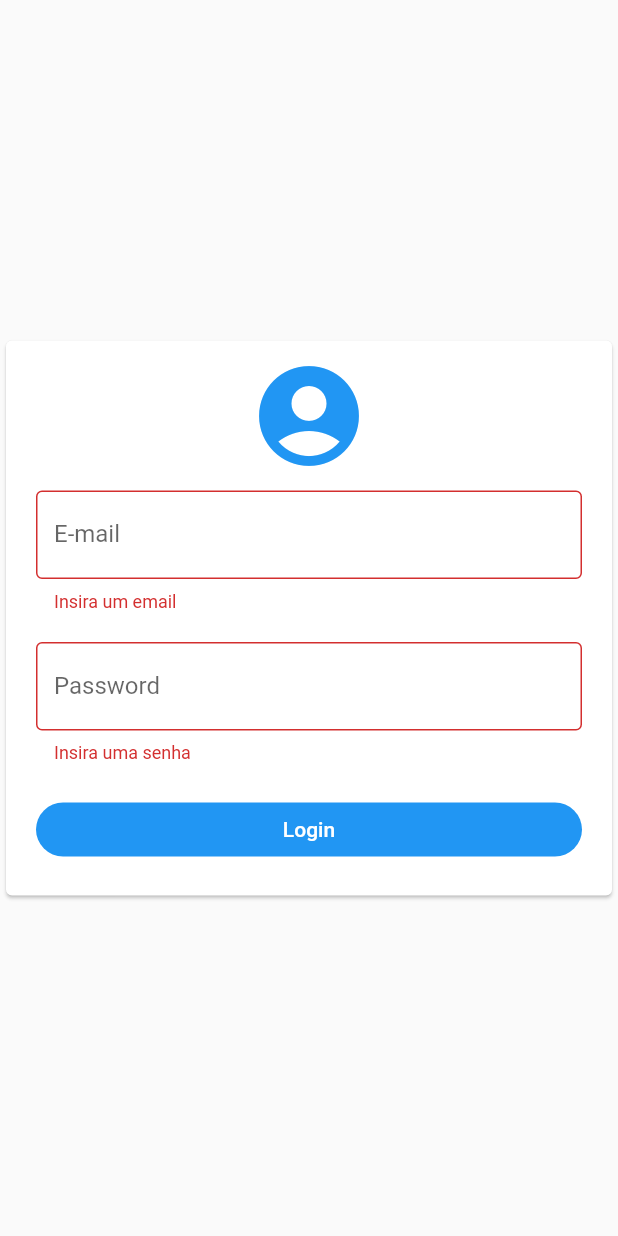
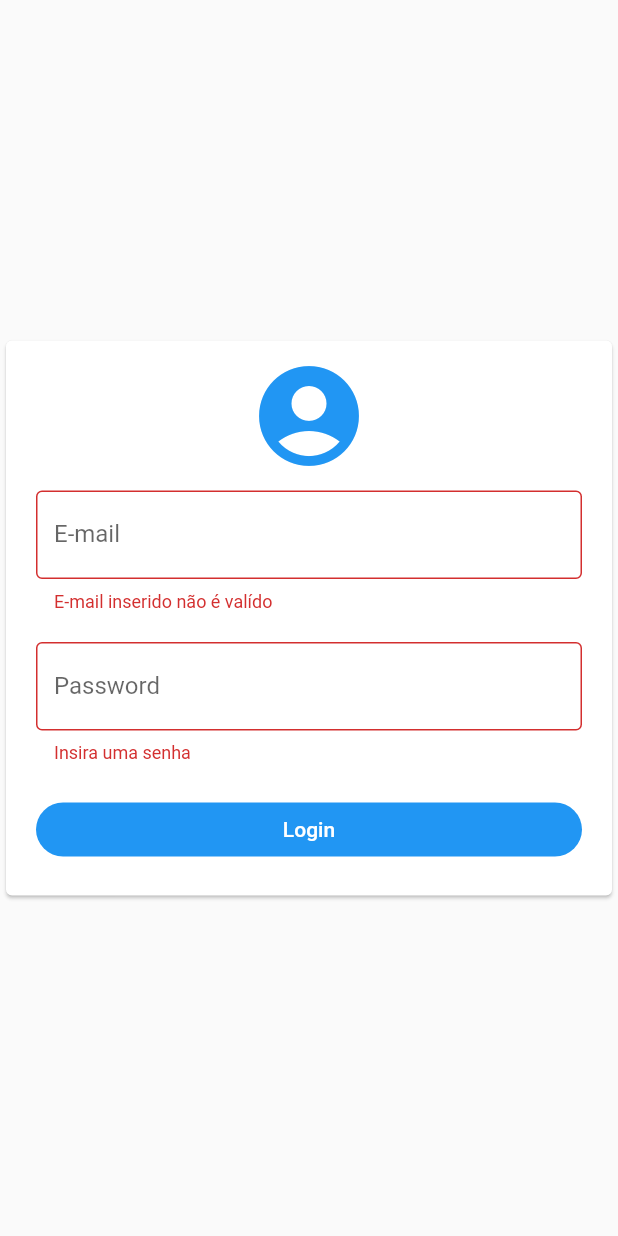
Before and after one commit to victorLessa/eUni-App-Flutter, a Flutter app: the screen it shows after launch, after a tap on "Login", on a phone screen of 412 x 824 dp. Run offline on Flutter 3.47's test engine with Material 2 defaults, Android fonts, the phone set to English and light mode, and no system bars; our stand-ins replace shared_preferences.

Commit message:
finalizando login

```diff
--- a/lib/pages/Login.dart
+++ b/lib/pages/Login.dart
@@ -1,5 +1,8 @@
+import 'dart:convert';
+
 import 'package:flutter/material.dart';
-
+import 'package:eni/services/authenticate.dart' as Auth;
+import 'package:shared_preferences/shared_preferences.dart';
 
 class LoginPage extends StatefulWidget {
   @override
@@ -7,9 +10,9 @@ class LoginPage extends StatefulWidget {
 }
 
 class _LoginPageState extends State<LoginPage> {
-   final _formKey = GlobalKey<FormState>();
-
-
+  final _formKey = GlobalKey<FormState>();
+  final emailController = TextEditingController();
+  final passwordController = TextEditingController();
   @override
   Widget build(BuildContext context) {
     return Scaffold(
@@ -38,12 +41,16 @@ class _LoginPageState extends State<LoginPage> {
                       Padding(
                         padding: EdgeInsets.symmetric(horizontal: 20.0, vertical: 10.0),
                         child: TextFormField(
+                          controller: emailController,
                           decoration: InputDecoration(
                             border: OutlineInputBorder(),
                             labelText: 'E-mail',
                           ),
                           validator: (value) {
-                            if(value.isEmpty) {
+                            if(!RegExp(r"^[a-zA-Z0-9.!#$%&'*+/=?^_`{|}~-]+@[a-zA-Z0-9](?:[a-zA-Z0-9-]{0,253}[a-zA-Z0-9])?(?:\.[a-zA-Z0-9](?:[a-zA-Z0-9-]{0,253}[a-zA-Z0-9])?)*$").hasMatch(value)) {
+                              return 'E-mail inserido não é valído';
+                            }
+                            if(value.trim().isEmpty) {
                               return 'Insira um email';
                             }
                             return null;
@@ -53,12 +60,14 @@ class _LoginPageState extends State<LoginPage> {
                       Padding(
                         padding: EdgeInsets.symmetric(horizontal: 20.0, vertical: 10.0),
                         child: TextFormField(
+                          controller: passwordController,
+                          obscureText: true,
                           decoration: InputDecoration(
                             border: OutlineInputBorder(),
                             labelText: 'Password',
                           ),
                           validator: (value) {
-                            if(value.isEmpty) {
+                            if(value.trim().isEmpty) {
                               return 'Insira uma senha';
                             }
                             return null;
@@ -76,9 +85,32 @@ class _LoginPageState extends State<LoginPage> {
                               shape: RoundedRectangleBorder(
                                 borderRadius: BorderRadius.circular(30)
                               ),
-                              onPressed: () {
+                              onPressed: () async {
                                 if (_formKey.currentState.validate()) {
-                                  print('object');
+                                  var result = await Auth.Authenticate().signIn(emailController.text, passwordController.text);
+                                  var body  = json.decode(result.body);
+                                  if (result.statusCode == 200) {
+                                    var prefs = await SharedPreferences.getInstance();
+                                    await prefs.setString('token', body['token']);
+                                    Navigator.pushNamed(context, '/second');
+                                  } else {
+                                    showDialog(
+                                      context: context,
+                                      builder: (BuildContext context) {
+                                        return AlertDialog(
+                                        title: Text(body['message']),
+                                        actions: <Widget>[
+                                          FlatButton(
+                                            child: Text('Fechar'),
+                                            onPressed: () {
+                                              Navigator.of(context).pop();
+                                            },
+                                          )
+                                        ],
+                                        );
+                                      }
+                                    );
+                                  }
                                 }
                               },
                               child: Text('Login'),
```
